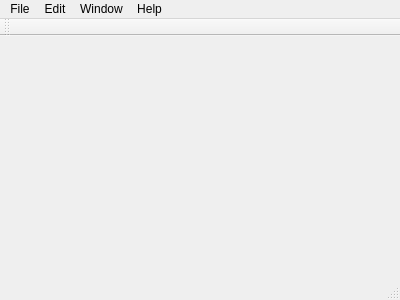
First picture: the form in gui/mainwindow.ui, repository Meisterschueler/meisterschueler-qt, before the edit.
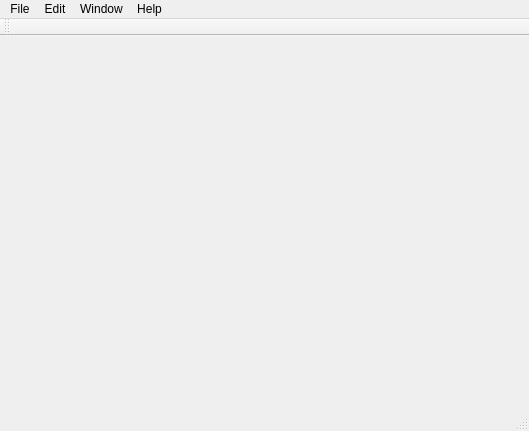
Second picture: the form after the edit.

```diff
--- a/gui/mainwindow.ui
+++ b/gui/mainwindow.ui
@@ -6,20 +6,22 @@
    <rect>
     <x>0</x>
     <y>0</y>
-    <width>400</width>
-    <height>300</height>
+    <width>529</width>
+    <height>431</height>
    </rect>
   </property>
   <property name="windowTitle">
    <string>MainWindow</string>
   </property>
-  <widget class="QWidget" name="centralWidget"/>
+  <widget class="QWidget" name="centralWidget">
+   <layout class="QVBoxLayout" name="verticalLayout"/>
+  </widget>
   <widget class="QMenuBar" name="menuBar">
    <property name="geometry">
     <rect>
      <x>0</x>
      <y>0</y>
-     <width>400</width>
+     <width>529</width>
      <height>25</height>
     </rect>
    </property>
```
